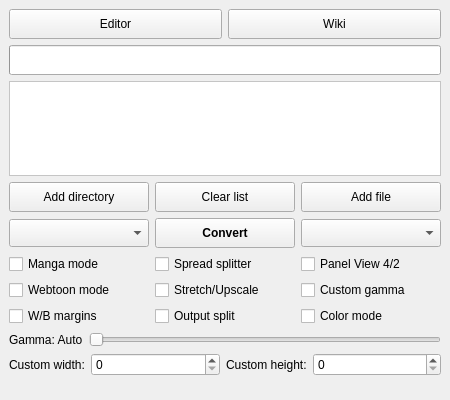
First picture: the form in gui/KCC.ui, repository ciromattia/kcc, before the edit.
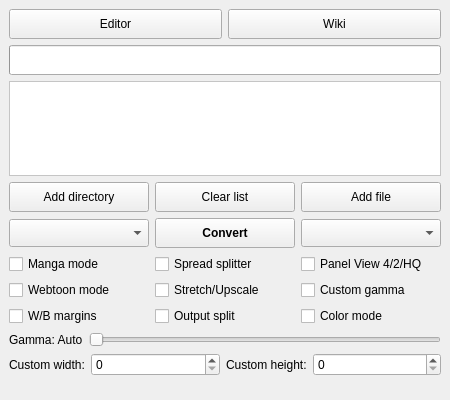
Second picture: the form after the edit. Icons and pictures are not drawn.

Commit message: Reimplemented HQ Panel View (close #223)

Diff of the .ui file:
```diff
--- a/gui/KCC.ui
+++ b/gui/KCC.ui
@@ -159,7 +159,10 @@
           <string>&lt;html&gt;&lt;head/&gt;&lt;body&gt;&lt;p style=\'white-space:pre\'&gt;&lt;span style=\&quot; font-weight:600; text-decoration: underline;\&quot;&gt;Unchecked - 4 panels&lt;br/&gt;&lt;/span&gt;Zoom each corner separately.&lt;/p&gt;&lt;p style=\'white-space:pre\'&gt;&lt;span style=\&quot; font-weight:600; text-decoration: underline;\&quot;&gt;Checked - 2 panels&lt;br/&gt;&lt;/span&gt;Zoom only the top and bottom of the page.&lt;/p&gt;&lt;/body&gt;&lt;/html&gt;</string>
          </property>
          <property name="text">
-          <string>Panel View 4/2</string>
+          <string>Panel View 4/2/HQ</string>
+         </property>
+         <property name="tristate">
+          <bool>true</bool>
          </property>
         </widget>
        </item>
```
Left out of the diff: 57 changed lines with no effect on the pictures. The commit also changes 4 other files.
